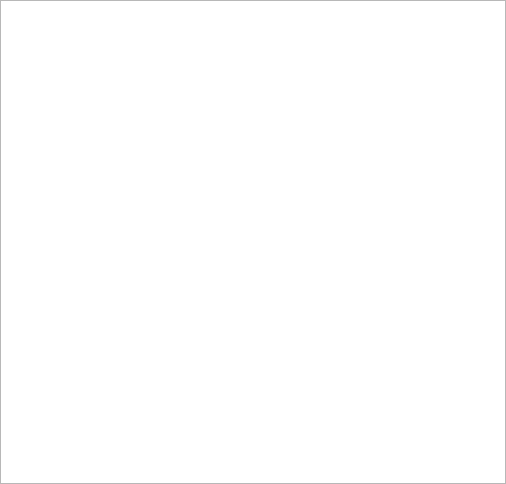
Hotride/OrionLauncher, file changelogform.ui: the form before one commit.
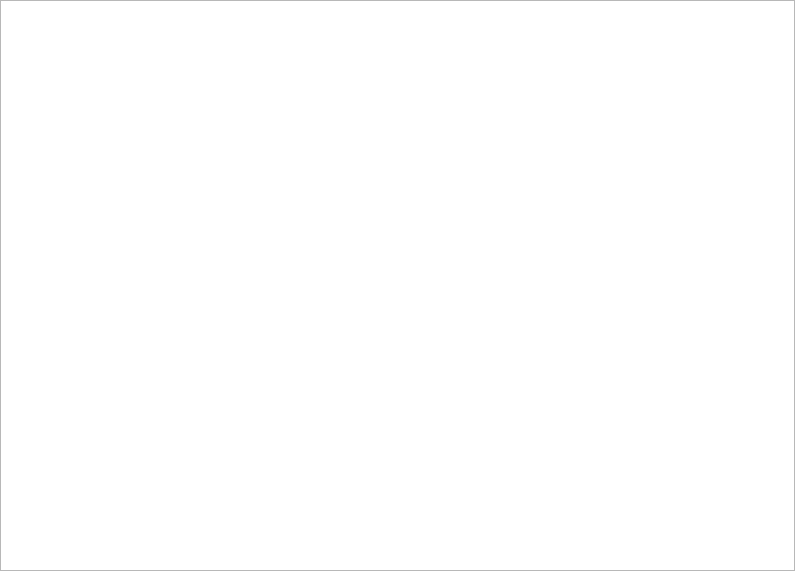
The form after the commit.

Patch:
```diff
--- a/changelogform.ui
+++ b/changelogform.ui
@@ -6,10 +6,16 @@
    <rect>
     <x>0</x>
     <y>0</y>
-    <width>506</width>
-    <height>484</height>
+    <width>795</width>
+    <height>571</height>
    </rect>
   </property>
+  <property name="minimumSize">
+   <size>
+    <width>200</width>
+    <height>200</height>
+   </size>
+  </property>
   <property name="font">
    <font>
     <pointsize>10</pointsize>
@@ -33,7 +39,11 @@
      <number>0</number>
     </property>
     <item row="0" column="0">
-     <widget class="QPlainTextEdit" name="pte_Log"/>
+     <widget class="QTextBrowser" name="tb_Log">
+      <property name="openLinks">
+       <bool>false</bool>
+      </property>
+     </widget>
     </item>
    </layout>
   </widget>
```
